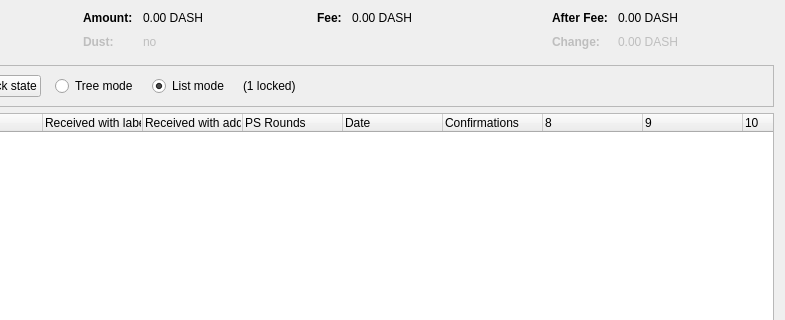
Qt form src/qt/forms/coincontroldialog.ui (zero24x/gravium) before a commit; both pictures show x 169 to 954 and y 0 to 320 of the 954 by 500 pixel window.
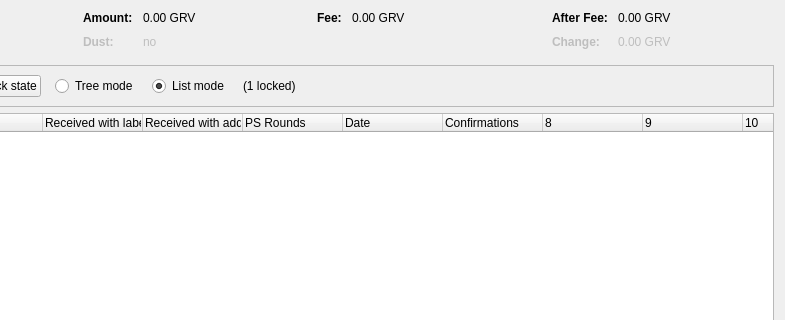
The same form after that commit. Custom widgets are drawn as their Qt base class.

Commit message: dash Dash and DASH changed to gravium Gravium and GRAVIUM except DASH > GRV

What changed in the file:
```diff
--- a/src/qt/forms/coincontroldialog.ui
+++ b/src/qt/forms/coincontroldialog.ui
@@ -132,7 +132,7 @@
           <enum>Qt::ActionsContextMenu</enum>
          </property>
          <property name="text">
-          <string notr="true">0.00 DASH</string>
+          <string notr="true">0.00 GRV</string>
          </property>
          <property name="textInteractionFlags">
           <set>Qt::LinksAccessibleByMouse|Qt::TextSelectableByKeyboard|Qt::TextSelectableByMouse</set>
@@ -212,7 +212,7 @@
           <enum>Qt::ActionsContextMenu</enum>
          </property>
          <property name="text">
-          <string notr="true">0.00 DASH</string>
+          <string notr="true">0.00 GRV</string>
          </property>
          <property name="textInteractionFlags">
           <set>Qt::LinksAccessibleByMouse|Qt::TextSelectableByKeyboard|Qt::TextSelectableByMouse</set>
@@ -257,7 +257,7 @@
           <enum>Qt::ActionsContextMenu</enum>
          </property>
          <property name="text">
-          <string notr="true">0.00 DASH</string>
+          <string notr="true">0.00 GRV</string>
          </property>
          <property name="textInteractionFlags">
           <set>Qt::LinksAccessibleByMouse|Qt::TextSelectableByKeyboard|Qt::TextSelectableByMouse</set>
@@ -292,7 +292,7 @@
           <enum>Qt::ActionsContextMenu</enum>
          </property>
          <property name="text">
-          <string notr="true">0.00 DASH</string>
+          <string notr="true">0.00 GRV</string>
          </property>
          <property name="textInteractionFlags">
           <set>Qt::LinksAccessibleByMouse|Qt::TextSelectableByKeyboard|Qt::TextSelectableByMouse</set>
```
The commit also changes 362 other files.
